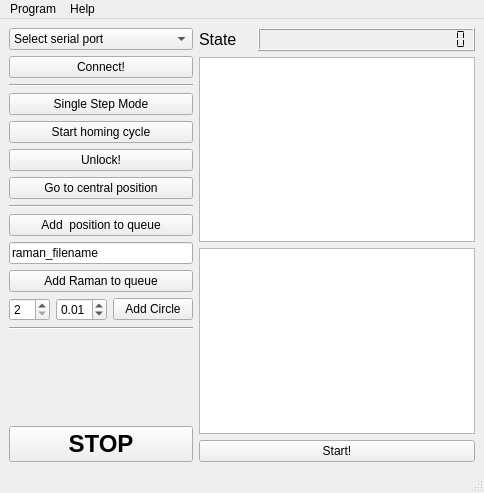
Trel725/RamanMechanize, file design.ui: the form before one commit.
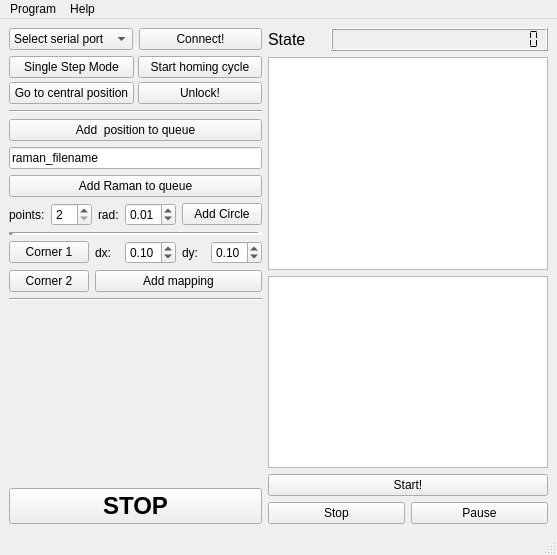
The form after the commit.

Commit message: Added mapping capability, bugfixes, v. 0.2

```diff
--- a/design.ui
+++ b/design.ui
@@ -6,8 +6,8 @@
    <rect>
     <x>0</x>
     <y>0</y>
-    <width>484</width>
-    <height>493</height>
+    <width>557</width>
+    <height>555</height>
    </rect>
   </property>
   <property name="focusPolicy">
@@ -20,12 +20,11 @@
    <property name="focusPolicy">
     <enum>Qt::StrongFocus</enum>
    </property>
-   <layout class="QHBoxLayout" name="horizontalLayout_2">
+   <layout class="QHBoxLayout" name="horizontalLayout_4">
     <item>
      <layout class="QVBoxLayout" name="verticalLayout">
-      <property name="sizeConstraint">
-       <enum>QLayout::SetDefaultConstraint</enum>
-      </property>
+      <item>
+       <layout class="QHBoxLayout" name="horizontalLayout_2">
       <item>
        <widget class="QComboBox" name="selectSerialBox">
         <property name="sizePolicy">
@@ -66,17 +65,33 @@
         </property>
        </widget>
       </item>
+       </layout>
+      </item>
       <item>
-       <widget class="Line" name="line">
-        <property name="orientation">
-         <enum>Qt::Horizontal</enum>
+       <layout class="QGridLayout" name="gridLayout_2">
+        <property name="spacing">
+         <number>4</number>
+        </property>
+        <item row="1" column="0">
+         <widget class="QPushButton" name="setzeroButton">
+          <property name="sizePolicy">
+           <sizepolicy hsizetype="Preferred" vsizetype="Minimum">
+            <horstretch>0</horstretch>
+            <verstretch>0</verstretch>
+           </sizepolicy>
+          </property>
+          <property name="focusPolicy">
+           <enum>Qt::NoFocus</enum>
+          </property>
+          <property name="text">
+           <string>Go to central position</string>
         </property>
        </widget>
       </item>
-      <item>
+        <item row="0" column="0">
        <widget class="QPushButton" name="SingleStepButton">
         <property name="sizePolicy">
-         <sizepolicy hsizetype="Preferred" vsizetype="Fixed">
+           <sizepolicy hsizetype="Preferred" vsizetype="Minimum">
           <horstretch>0</horstretch>
           <verstretch>0</verstretch>
          </sizepolicy>
@@ -92,10 +107,10 @@
         </property>
        </widget>
       </item>
-      <item>
+        <item row="0" column="1">
        <widget class="QPushButton" name="homingButton">
         <property name="sizePolicy">
-         <sizepolicy hsizetype="Preferred" vsizetype="Fixed">
+           <sizepolicy hsizetype="Preferred" vsizetype="Minimum">
           <horstretch>0</horstretch>
           <verstretch>0</verstretch>
          </sizepolicy>
@@ -108,8 +123,14 @@
         </property>
        </widget>
       </item>
-      <item>
+        <item row="1" column="1">
        <widget class="QPushButton" name="unlockButton">
+          <property name="sizePolicy">
+           <sizepolicy hsizetype="Minimum" vsizetype="Minimum">
+            <horstretch>0</horstretch>
+            <verstretch>0</verstretch>
+           </sizepolicy>
+          </property>
         <property name="focusPolicy">
          <enum>Qt::NoFocus</enum>
         </property>
@@ -118,21 +139,7 @@
         </property>
        </widget>
       </item>
-      <item>
-       <widget class="QPushButton" name="setzeroButton">
-        <property name="sizePolicy">
-         <sizepolicy hsizetype="Preferred" vsizetype="Expanding">
-          <horstretch>0</horstretch>
-          <verstretch>0</verstretch>
-         </sizepolicy>
-        </property>
-        <property name="focusPolicy">
-         <enum>Qt::NoFocus</enum>
-        </property>
-        <property name="text">
-         <string>Go to central position</string>
-        </property>
-       </widget>
+       </layout>
       </item>
       <item>
        <widget class="Line" name="line_2">
@@ -160,9 +167,6 @@
         </property>
        </widget>
       </item>
-      <item>
-       <layout class="QHBoxLayout" name="horizontalLayout_4"/>
-      </item>
       <item>
        <widget class="QLineEdit" name="ramanFilename">
         <property name="sizePolicy">
@@ -197,6 +201,13 @@
       </item>
       <item>
        <layout class="QHBoxLayout" name="horizontalLayout_3">
+        <item>
+         <widget class="QLabel" name="label_3">
+          <property name="text">
+           <string>points:</string>
+          </property>
+         </widget>
+        </item>
         <item>
          <widget class="QSpinBox" name="circlePointsBox">
           <property name="minimum">
@@ -204,6 +215,13 @@
           </property>
          </widget>
         </item>
+        <item>
+         <widget class="QLabel" name="label_4">
+          <property name="text">
+           <string>rad:</string>
+          </property>
+         </widget>
+        </item>
         <item>
          <widget class="QDoubleSpinBox" name="radiusBox">
           <property name="minimum">
@@ -232,6 +250,94 @@
         </item>
        </layout>
       </item>
+      <item>
+       <widget class="Line" name="line_4">
+        <property name="lineWidth">
+         <number>5</number>
+        </property>
+        <property name="orientation">
+         <enum>Qt::Horizontal</enum>
+        </property>
+       </widget>
+      </item>
+      <item>
+       <layout class="QFormLayout" name="formLayout">
+        <item row="1" column="0">
+         <widget class="QPushButton" name="botRightButton">
+          <property name="focusPolicy">
+           <enum>Qt::NoFocus</enum>
+          </property>
+          <property name="text">
+           <string>Corner 2</string>
+          </property>
+         </widget>
+        </item>
+        <item row="0" column="0">
+         <widget class="QPushButton" name="topLeftButton">
+          <property name="focusPolicy">
+           <enum>Qt::NoFocus</enum>
+          </property>
+          <property name="text">
+           <string>Corner 1</string>
+          </property>
+         </widget>
+        </item>
+        <item row="0" column="1">
+         <layout class="QHBoxLayout" name="horizontalLayout_5">
+          <item>
+           <widget class="QLabel" name="label">
+            <property name="text">
+             <string>dx:</string>
+            </property>
+           </widget>
+          </item>
+          <item>
+           <widget class="QDoubleSpinBox" name="xresBox">
+            <property name="maximum">
+             <double>5.000000000000000</double>
+            </property>
+            <property name="singleStep">
+             <double>0.100000000000000</double>
+            </property>
+            <property name="value">
+             <double>0.100000000000000</double>
+            </property>
+           </widget>
+          </item>
+          <item>
+           <widget class="QLabel" name="label_2">
+            <property name="text">
+             <string>dy:</string>
+            </property>
+           </widget>
+          </item>
+          <item>
+           <widget class="QDoubleSpinBox" name="yresBox">
+            <property name="maximum">
+             <double>5.000000000000000</double>
+            </property>
+            <property name="singleStep">
+             <double>0.100000000000000</double>
+            </property>
+            <property name="value">
+             <double>0.100000000000000</double>
+            </property>
+           </widget>
+          </item>
+         </layout>
+        </item>
+        <item row="1" column="1">
+         <widget class="QPushButton" name="mapButton">
+          <property name="focusPolicy">
+           <enum>Qt::NoFocus</enum>
+          </property>
+          <property name="text">
+           <string>Add mapping</string>
+          </property>
+         </widget>
+        </item>
+       </layout>
+      </item>
       <item>
        <widget class="Line" name="line_3">
         <property name="orientation">
@@ -249,7 +355,7 @@
         </property>
         <property name="sizeHint" stdset="0">
          <size>
-          <width>0</width>
+          <width>13</width>
           <height>500</height>
          </size>
         </property>
@@ -371,6 +477,24 @@
         </property>
        </widget>
       </item>
+      <item>
+       <layout class="QHBoxLayout" name="horizontalLayout_6">
+        <item>
+         <widget class="QPushButton" name="stopButton">
+          <property name="text">
+           <string>Stop</string>
+          </property>
+         </widget>
+        </item>
+        <item>
+         <widget class="QPushButton" name="pauseButton">
+          <property name="text">
+           <string>Pause</string>
+          </property>
+         </widget>
+        </item>
+       </layout>
+      </item>
      </layout>
     </item>
    </layout>
@@ -381,7 +505,7 @@
     <rect>
      <x>0</x>
      <y>0</y>
-     <width>484</width>
+     <width>557</width>
      <height>21</height>
     </rect>
    </property>
```
Left out of the diff: 6 changed lines with no effect on the pictures. Lines whose indentation alone changed are shown as unchanged. The commit also changes 4 other files.
